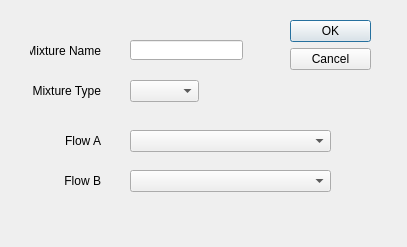
The window that mixture_settings_dialog.ui (jmrodrig/Alicat_control) describes before a commit, drawn with Qt 5.
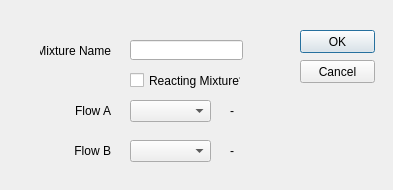
The same window after the commit.

Diff of the .ui file:
```diff
--- a/mixture_settings_dialog.ui
+++ b/mixture_settings_dialog.ui
@@ -6,33 +6,17 @@
    <rect>
     <x>0</x>
     <y>0</y>
-    <width>407</width>
-    <height>247</height>
+    <width>393</width>
+    <height>190</height>
    </rect>
   </property>
   <property name="windowTitle">
    <string>Dialog</string>
   </property>
-  <widget class="QDialogButtonBox" name="buttonBox">
-   <property name="geometry">
-    <rect>
-     <x>290</x>
-     <y>20</y>
-     <width>81</width>
-     <height>241</height>
-    </rect>
-   </property>
-   <property name="orientation">
-    <enum>Qt::Vertical</enum>
-   </property>
-   <property name="standardButtons">
-    <set>QDialogButtonBox::Cancel|QDialogButtonBox::Ok</set>
-   </property>
-  </widget>
   <widget class="QLabel" name="label">
    <property name="geometry">
     <rect>
-     <x>30</x>
+     <x>40</x>
      <y>40</y>
      <width>71</width>
      <height>21</height>
@@ -48,14 +32,14 @@
   <widget class="QLabel" name="label_2">
    <property name="geometry">
     <rect>
-     <x>30</x>
+     <x>20</x>
      <y>80</y>
-     <width>71</width>
+     <width>91</width>
      <height>21</height>
     </rect>
    </property>
    <property name="text">
-    <string>Mixture Type</string>
+    <string/>
    </property>
    <property name="alignment">
     <set>Qt::AlignRight|Qt::AlignTrailing|Qt::AlignVCenter</set>
@@ -64,8 +48,8 @@
   <widget class="QLabel" name="label_3">
    <property name="geometry">
     <rect>
-     <x>30</x>
-     <y>130</y>
+     <x>40</x>
+     <y>100</y>
      <width>71</width>
      <height>21</height>
     </rect>
@@ -80,8 +64,8 @@
   <widget class="QLabel" name="label_4">
    <property name="geometry">
     <rect>
-     <x>30</x>
-     <y>170</y>
+     <x>40</x>
+     <y>140</y>
      <width>71</width>
      <height>21</height>
     </rect>
@@ -97,8 +81,8 @@
    <property name="geometry">
     <rect>
      <x>130</x>
-     <y>80</y>
-     <width>69</width>
+     <y>100</y>
+     <width>81</width>
      <height>22</height>
     </rect>
    </property>
@@ -107,23 +91,13 @@
    <property name="geometry">
     <rect>
      <x>130</x>
-     <y>130</y>
-     <width>201</width>
+     <y>140</y>
+     <width>81</width>
      <height>22</height>
     </rect>
    </property>
   </widget>
-  <widget class="QComboBox" name="comboBox_3">
-   <property name="geometry">
-    <rect>
-     <x>130</x>
-     <y>170</y>
-     <width>201</width>
-     <height>22</height>
-    </rect>
-   </property>
-  </widget>
-  <widget class="QLineEdit" name="lineEdit">
+  <widget class="QLineEdit" name="inputMixtureName">
    <property name="geometry">
     <rect>
      <x>130</x>
@@ -132,6 +106,80 @@
      <height>20</height>
     </rect>
    </property>
+   <property name="text">
+    <string/>
+   </property>
+  </widget>
+  <widget class="QCheckBox" name="inputIsReactingMixture">
+   <property name="geometry">
+    <rect>
+     <x>130</x>
+     <y>70</y>
+     <width>111</width>
+     <height>21</height>
+    </rect>
+   </property>
+   <property name="text">
+    <string>Reacting Mixture?</string>
+   </property>
+  </widget>
+  <widget class="QLabel" name="labelFlowA">
+   <property name="geometry">
+    <rect>
+     <x>230</x>
+     <y>100</y>
+     <width>111</width>
+     <height>21</height>
+    </rect>
+   </property>
+   <property name="text">
+    <string>-</string>
+   </property>
+   <property name="alignment">
+    <set>Qt::AlignLeading|Qt::AlignLeft|Qt::AlignVCenter</set>
+   </property>
+  </widget>
+  <widget class="QLabel" name="labelFlowB">
+   <property name="geometry">
+    <rect>
+     <x>230</x>
+     <y>140</y>
+     <width>111</width>
+     <height>21</height>
+    </rect>
+   </property>
+   <property name="text">
+    <string>-</string>
+   </property>
+   <property name="alignment">
+    <set>Qt::AlignLeading|Qt::AlignLeft|Qt::AlignVCenter</set>
+   </property>
+  </widget>
+  <widget class="QPushButton" name="buttonValidateAndAccept">
+   <property name="geometry">
+    <rect>
+     <x>300</x>
+     <y>30</y>
+     <width>75</width>
+     <height>23</height>
+    </rect>
+   </property>
+   <property name="text">
+    <string>OK</string>
+   </property>
+  </widget>
+  <widget class="QPushButton" name="buttonCancel">
+   <property name="geometry">
+    <rect>
+     <x>300</x>
+     <y>60</y>
+     <width>75</width>
+     <height>23</height>
+    </rect>
+   </property>
+   <property name="text">
+    <string>Cancel</string>
+   </property>
   </widget>
  </widget>
  <resources/>
```
Left out of the diff: 43 changed lines with no effect on the pictures.
